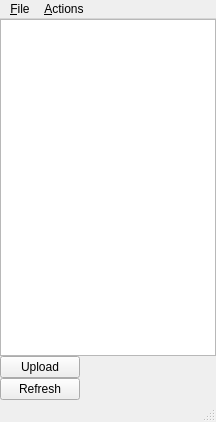
First picture: the form in bin/data/ui/inventory.ui, repository realXtend/tundra, before the edit.
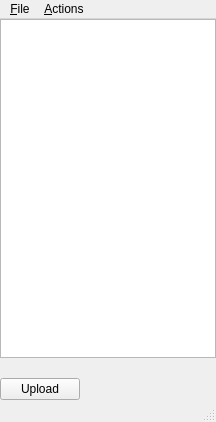
Second picture: the form after the edit.

Commit message: Inventory features: -No Refresh button anymore. Inventory is created/deleted when user logs in/out from the world. -Deleting inventory folders (Ctrl+D). -Renaming of folders (F2) -Hardcoded SL/OS folders (Animations, Notecards, Textures etc.) cannot be modified (might cause server crash)

```diff
--- a/bin/data/ui/inventory.ui
+++ b/bin/data/ui/inventory.ui
@@ -33,10 +33,16 @@
        <enum>QAbstractItemView::DragDrop</enum>
       </property>
       <property name="alternatingRowColors">
-       <bool>true</bool>
+       <bool>false</bool>
       </property>
       <property name="selectionBehavior">
-       <enum>QAbstractItemView::SelectItems</enum>
+       <enum>QAbstractItemView::SelectRows</enum>
+      </property>
+      <property name="iconSize">
+       <size>
+        <width>0</width>
+        <height>0</height>
+       </size>
       </property>
       <property name="horizontalScrollMode">
        <enum>QAbstractItemView::ScrollPerPixel</enum>
@@ -47,8 +53,24 @@
       <property name="allColumnsShowFocus">
        <bool>true</bool>
       </property>
+      <property name="headerHidden">
+       <bool>false</bool>
+      </property>
      </widget>
     </item>
+    <item>
+     <spacer name="horizontalSpacer">
+      <property name="orientation">
+       <enum>Qt::Horizontal</enum>
+      </property>
+      <property name="sizeHint" stdset="0">
+       <size>
+        <width>40</width>
+        <height>20</height>
+       </size>
+      </property>
+     </spacer>
+    </item>
     <item>
      <widget class="QPushButton" name="pushButtonUpload">
       <property name="sizePolicy">
@@ -57,29 +79,19 @@
         <verstretch>0</verstretch>
        </sizepolicy>
       </property>
+      <property name="layoutDirection">
+       <enum>Qt::LeftToRight</enum>
+      </property>
+      <property name="autoFillBackground">
+       <bool>false</bool>
+      </property>
       <property name="text">
        <string>Upload</string>
       </property>
      </widget>
     </item>
     <item>
-     <widget class="QPushButton" name="pushButtonRefresh">
-      <property name="enabled">
-       <bool>true</bool>
-      </property>
-      <property name="sizePolicy">
-       <sizepolicy hsizetype="Fixed" vsizetype="Fixed">
-        <horstretch>0</horstretch>
-        <verstretch>0</verstretch>
-       </sizepolicy>
-      </property>
-      <property name="text">
-       <string>Refresh</string>
-      </property>
-      <property name="checkable">
-       <bool>false</bool>
-      </property>
-     </widget>
+     <layout class="QHBoxLayout" name="horizontalLayout"/>
     </item>
    </layout>
   </widget>
```
Left out of the diff: 25 changed lines with no effect on the pictures. The commit also changes 18 other files.
